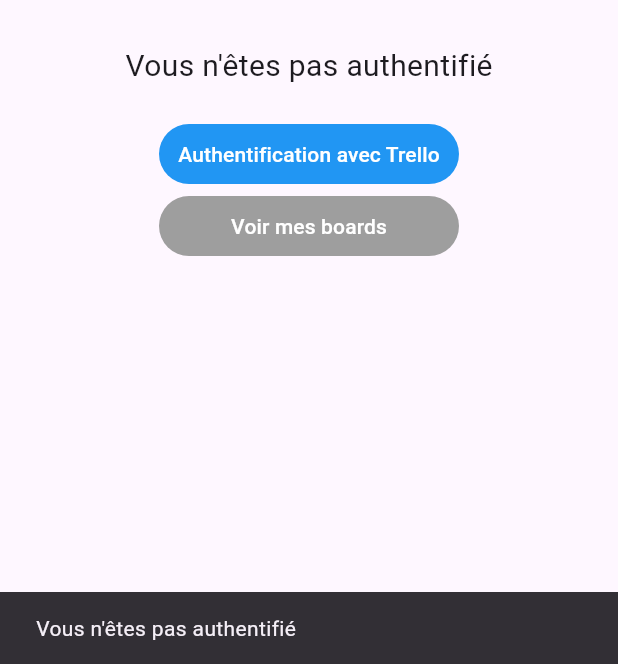
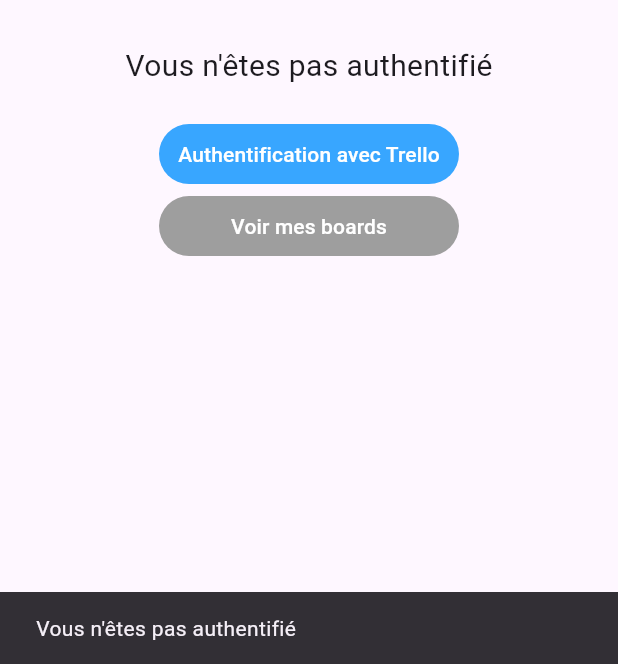
Before and after one commit to Torahime3/TrellTech_mobile, a Flutter app: the screen it shows after launch, after a tap on "Voir mes boards", on a phone screen of 412 x 824 dp, the part 572-1236 px from its top. Run offline on Flutter 3.47's test engine with Material 3 defaults, Android fonts, the phone set to English and light mode, and no system bars; our stand-ins replace flutter_dotenv, flutter_secure_storage; network calls fail; project files that could hold a hidden picture were left out.

Commit message:
feat(authentication, member_controller): add a way to get info on a user with his token and welcome him in the authentication page

```diff
--- a/trelltech/lib/pages/auth/authentication.dart
+++ b/trelltech/lib/pages/auth/authentication.dart
@@ -2,6 +2,8 @@ import 'dart:async';
 
 import 'package:flutter/material.dart';
 import 'package:flutter_dotenv/flutter_dotenv.dart';
+import 'package:trelltech/controllers/member_controller.dart';
+import 'package:trelltech/models/member_model.dart';
 import 'package:trelltech/pages/home.dart';
 import 'package:trelltech/storage/authtoken_storage.dart';
 import 'package:url_launcher/url_launcher.dart';
@@ -18,9 +20,11 @@ class TrelloAuthScreen extends StatefulWidget {
 }
 
 class _TrelloAuthScreenState extends State<TrelloAuthScreen> {
+  String? fullName;
   String? authToken;
   Function(String?) listener = (String? token) => {};
   final AuthTokenStorage _authTokenStorage = AuthTokenStorage();
+  final MemberController _memberController = MemberController();
 
   _TrelloAuthScreenState() {
     listener = (String? token) {
@@ -40,9 +44,15 @@ class _TrelloAuthScreenState extends State<TrelloAuthScreen> {
     setAuthToken(await _authTokenStorage.getAuthToken());
   }
 
-  void setAuthToken(String? token) {
+  void setAuthToken(String? token) async {
     setState(() {
       authToken = token;
+      if (token == null) return;
+      Future<MemberModel> user =
+          _memberController.getMemberDetailsByToken(token: token);
+      user.then((value) {
+        fullName = value.name;
+      });
     });
   }
 
@@ -65,14 +75,18 @@ class _TrelloAuthScreenState extends State<TrelloAuthScreen> {
             const SizedBox(height: 30),
             Text(
                 authToken != null
-                    ? 'Vous êtes authentifié'
+                    ? 'Vous êtes authentifié \n Bienvenue $fullName !'
                     : 'Vous n\'êtes pas authentifié',
-                style: const TextStyle(fontSize: 20)),
+                style: const TextStyle(
+                  fontSize: 20,
+                )),
             const SizedBox(height: 20),
             TextButton(
               style: TextButton.styleFrom(
                 foregroundColor: Colors.white,
-                backgroundColor: Colors.blue,
+                backgroundColor: authToken == null
+                    ? const Color.fromARGB(255, 56, 166, 255)
+                    : Colors.grey,
                 minimumSize: const Size(200, 40),
               ),
               onPressed: () async {
```
Also changed, not shown: trelltech/lib/controllers/member_controller.dart (+14 -0 lines).
